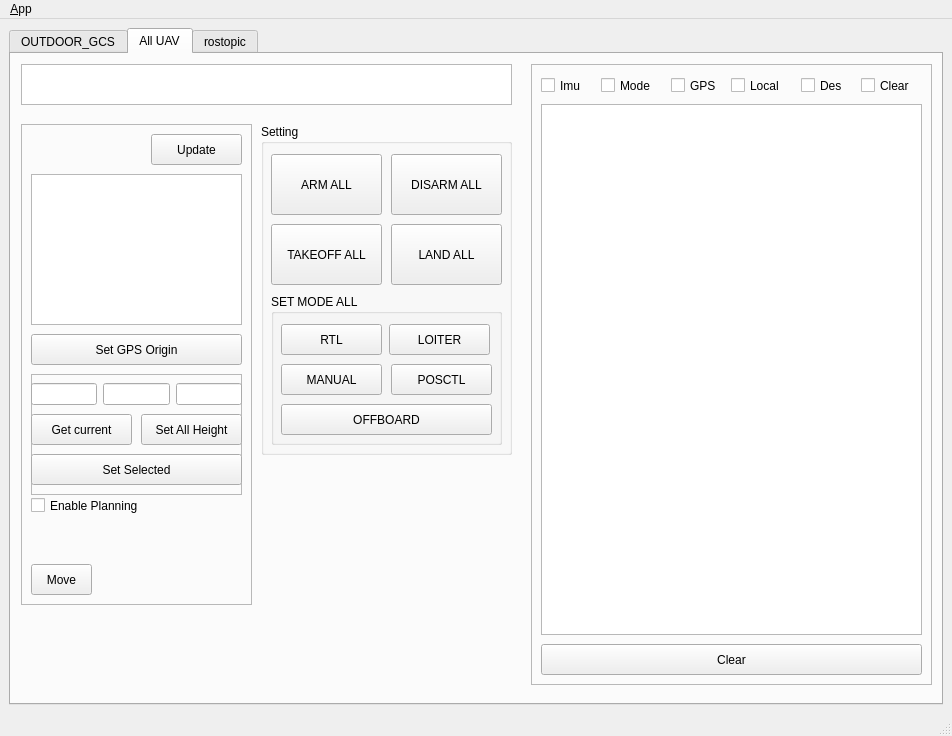
Qt form ui/main_window.ui (chenc159/outdoor_gcs) before a commit.
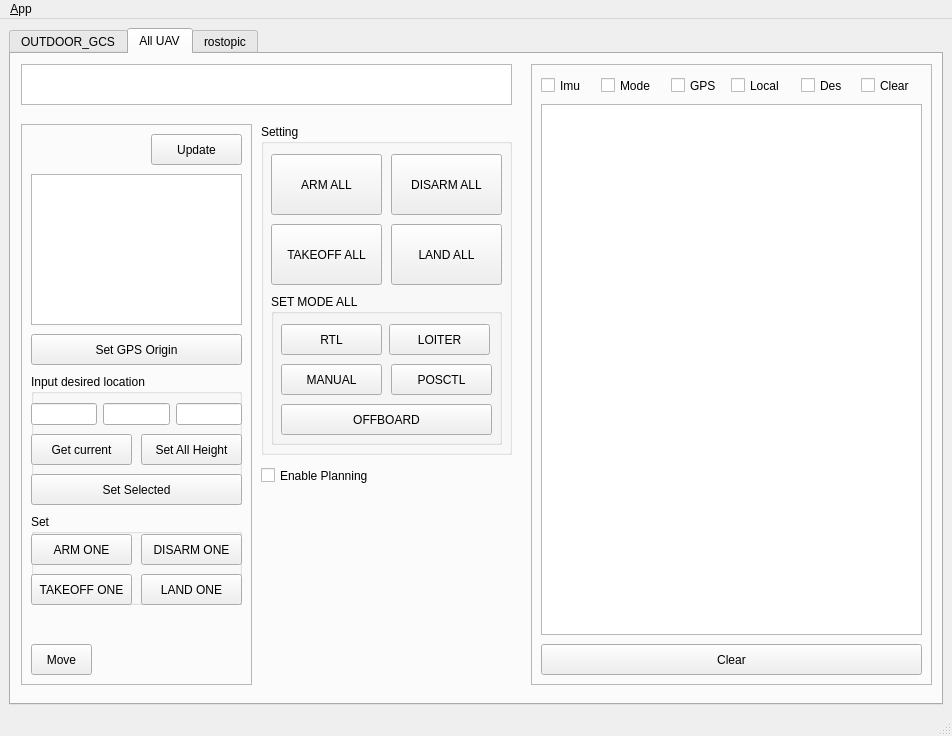
The same form after that commit. Icons and pictures are not drawn.

```diff
--- a/ui/main_window.ui
+++ b/ui/main_window.ui
@@ -1268,7 +1268,7 @@
           <x>10</x>
           <y>70</y>
           <width>231</width>
-          <height>481</height>
+          <height>561</height>
          </rect>
         </property>
         <property name="frameShape">
@@ -1313,39 +1313,23 @@
           <string>Update</string>
          </property>
         </widget>
-        <widget class="QPushButton" name="Button_Move_All">
-         <property name="geometry">
-          <rect>
-           <x>10</x>
-           <y>440</y>
-           <width>61</width>
-           <height>31</height>
-          </rect>
-         </property>
-         <property name="text">
-          <string>Move</string>
-         </property>
-        </widget>
-        <widget class="QFrame" name="frame">
+        <widget class="QGroupBox" name="groupBox_4">
          <property name="geometry">
           <rect>
            <x>10</x>
            <y>250</y>
            <width>211</width>
-           <height>121</height>
+           <height>131</height>
           </rect>
          </property>
-         <property name="frameShape">
-          <enum>QFrame::StyledPanel</enum>
-         </property>
-         <property name="frameShadow">
-          <enum>QFrame::Raised</enum>
+         <property name="title">
+          <string>Input desired location</string>
          </property>
          <widget class="QWidget" name="horizontalLayoutWidget_2">
           <property name="geometry">
            <rect>
             <x>0</x>
-            <y>0</y>
+            <y>20</y>
             <width>211</width>
             <height>41</height>
            </rect>
@@ -1362,24 +1346,11 @@
            </item>
           </layout>
          </widget>
-         <widget class="QPushButton" name="Button_Set_All">
-          <property name="geometry">
-           <rect>
-            <x>0</x>
-            <y>80</y>
-            <width>211</width>
-            <height>31</height>
-           </rect>
-          </property>
-          <property name="text">
-           <string>Set Selected</string>
-          </property>
-         </widget>
          <widget class="QPushButton" name="Button_Get_All">
           <property name="geometry">
            <rect>
             <x>0</x>
-            <y>40</y>
+            <y>60</y>
             <width>101</width>
             <height>31</height>
            </rect>
@@ -1392,7 +1363,7 @@
           <property name="geometry">
            <rect>
             <x>110</x>
-            <y>40</y>
+            <y>60</y>
             <width>101</width>
             <height>31</height>
            </rect>
@@ -1401,18 +1372,96 @@
            <string>Set All Height</string>
           </property>
          </widget>
+         <widget class="QPushButton" name="Button_Set_All">
+          <property name="geometry">
+           <rect>
+            <x>0</x>
+            <y>100</y>
+            <width>211</width>
+            <height>31</height>
+           </rect>
+          </property>
+          <property name="text">
+           <string>Set Selected</string>
+          </property>
+         </widget>
         </widget>
-        <widget class="QCheckBox" name="checkBox_Enable_Planning">
+        <widget class="QGroupBox" name="groupBox_5">
          <property name="geometry">
           <rect>
            <x>10</x>
-           <y>370</y>
+           <y>390</y>
            <width>211</width>
-           <height>23</height>
+           <height>91</height>
+          </rect>
+         </property>
+         <property name="title">
+          <string>Set</string>
+         </property>
+         <widget class="QPushButton" name="ARM_ONE">
+          <property name="geometry">
+           <rect>
+            <x>0</x>
+            <y>20</y>
+            <width>101</width>
+            <height>31</height>
+           </rect>
+          </property>
+          <property name="text">
+           <string>ARM ONE</string>
+          </property>
+         </widget>
+         <widget class="QPushButton" name="DISARM_ONE">
+          <property name="geometry">
+           <rect>
+            <x>110</x>
+            <y>20</y>
+            <width>101</width>
+            <height>31</height>
+           </rect>
+          </property>
+          <property name="text">
+           <string>DISARM ONE</string>
+          </property>
+         </widget>
+         <widget class="QPushButton" name="TAKEOFF_ONE">
+          <property name="geometry">
+           <rect>
+            <x>0</x>
+            <y>60</y>
+            <width>101</width>
+            <height>31</height>
+           </rect>
+          </property>
+          <property name="text">
+           <string>TAKEOFF ONE</string>
+          </property>
+         </widget>
+         <widget class="QPushButton" name="LAND_ONE">
+          <property name="geometry">
+           <rect>
+            <x>110</x>
+            <y>60</y>
+            <width>101</width>
+            <height>31</height>
+           </rect>
+          </property>
+          <property name="text">
+           <string>LAND ONE</string>
+          </property>
+         </widget>
+        </widget>
+        <widget class="QPushButton" name="Button_Move_All">
+         <property name="geometry">
+          <rect>
+           <x>10</x>
+           <y>520</y>
+           <width>61</width>
+           <height>31</height>
           </rect>
          </property>
          <property name="text">
-          <string>Enable Planning</string>
+          <string>Move</string>
          </property>
         </widget>
        </widget>
@@ -1426,6 +1475,19 @@
          </rect>
         </property>
        </widget>
+       <widget class="QCheckBox" name="checkBox_Enable_Planning">
+        <property name="geometry">
+         <rect>
+          <x>250</x>
+          <y>410</y>
+          <width>141</width>
+          <height>23</height>
+         </rect>
+        </property>
+        <property name="text">
+         <string>Enable Planning</string>
+        </property>
+       </widget>
       </widget>
       <widget class="QWidget" name="tab_2">
        <attribute name="title">
```
